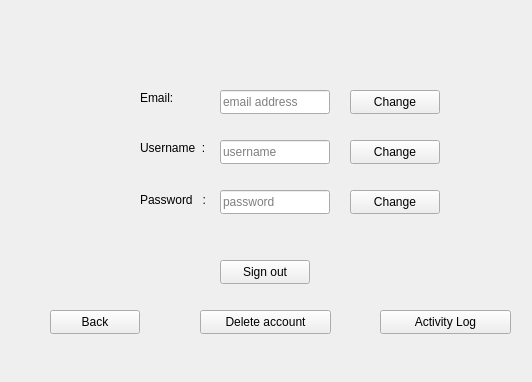
Qt form forms/profilewindow.ui (shwaygrr/cmz-banking) before a commit.
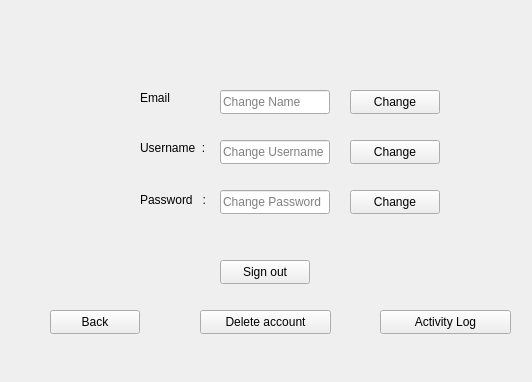
The same form after that commit.

```diff
--- a/forms/profilewindow.ui
+++ b/forms/profilewindow.ui
@@ -50,7 +50,7 @@
      </rect>
     </property>
     <property name="placeholderText">
-     <string>username</string>
+     <string>Change Username</string>
     </property>
    </widget>
    <widget class="QLineEdit" name="profile_input_password">
@@ -69,7 +69,7 @@
      <enum>QLineEdit::Password</enum>
     </property>
     <property name="placeholderText">
-     <string>password</string>
+     <string>Change Password</string>
     </property>
    </widget>
    <widget class="QPushButton" name="profile_button_deleteaccount">
@@ -95,7 +95,7 @@
      </rect>
     </property>
     <property name="text">
-     <string>Email:</string>
+     <string>Email</string>
     </property>
    </widget>
    <widget class="QLineEdit" name="profile_input_email">
@@ -108,7 +108,7 @@
      </rect>
     </property>
     <property name="placeholderText">
-     <string>email address</string>
+     <string>Change Name</string>
     </property>
    </widget>
    <widget class="QPushButton" name="button_signout">
```
Left out of the diff: 6 changed lines with no effect on the pictures.
